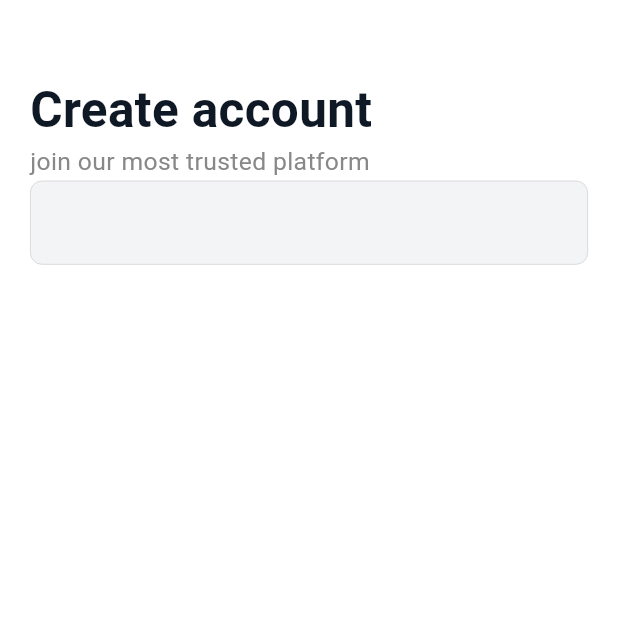
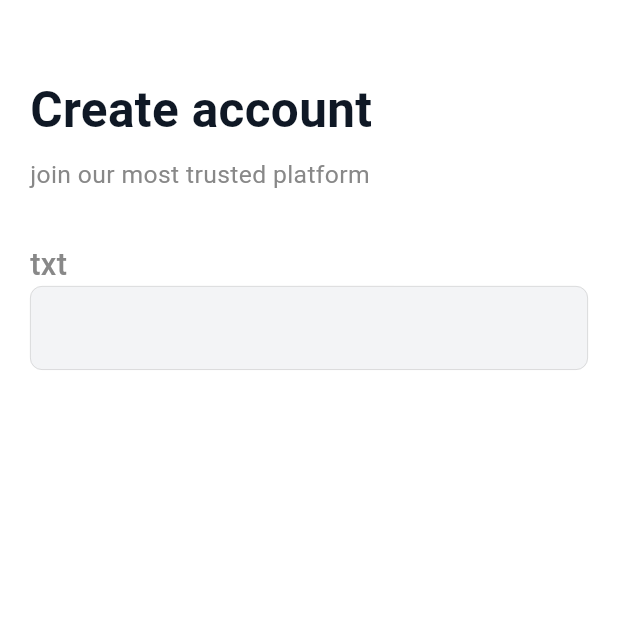
Before and after one commit to ashir227/Fixlora-HomeService, a Flutter app: the Signup screen opened directly, on a phone screen of 412 x 824 dp, the top half of it. Run offline on Flutter 3.47's test engine with Material 3 defaults, Android fonts, the phone set to English and light mode, and no system bars; our stand-ins replace firebase_core; accounts and stored records are empty.

Commit message:
Add Signup

```diff
--- a/New folder/lib/Screens/Signup.dart
+++ b/New folder/lib/Screens/Signup.dart
@@ -30,12 +30,21 @@ class Signup extends StatelessWidget {
                 Size: w * 0.08,
                 FontWeight: FontWeight.bold,
               ),
+              SizedBox(height: h * 0.01),
               reusetext(
                 context: context,
                 txt: "join our most trusted platform",
                 clr: AppColors.textHint,
                 Size: w * 0.04,
                 FontWeight: FontWeight.w400,
+              ),
+              SizedBox(height: h * 0.04),
+              reusetext(
+                context: context,
+                txt: "txt",
+                clr: AppColors.textHint,
+                Size: w * 0.05,
+                FontWeight: FontWeight.w500,
               ),
 
               CstmFld(validator: (value) {}, controller: namecntrl),
```
